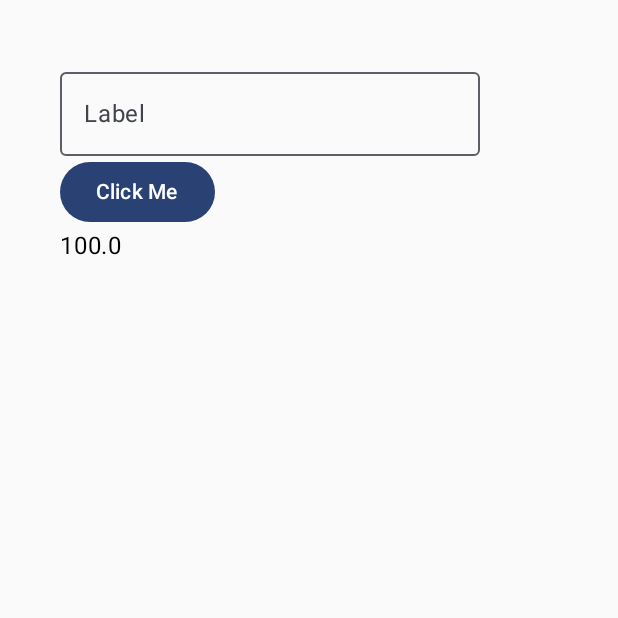
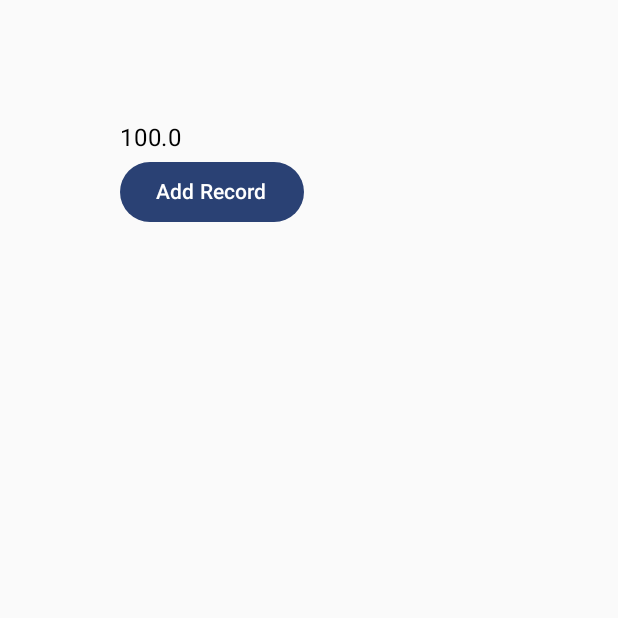
Before and after one commit to Ethanscharlie/Cash-On-Track, an Android app built with Jetpack Compose: the screen it shows after launch (MainActivity), on a phone screen of 412 x 824 dp, the top half of it. Run offline under Robolectric (Android 15) with nearby library versions, the phone set to English and light mode, and no system bars; libraries missing offline, so code that uses them is left out: androidx.test.core.

Commit message:
Can navigate between screens

```diff
--- a/app/build.gradle.kts
+++ b/app/build.gradle.kts
@@ -50,6 +50,7 @@ dependencies {
     implementation(libs.androidx.ui.tooling.preview)
     implementation(libs.androidx.material3)
     implementation(libs.androidx.core)
+    implementation(libs.androidx.navigation.compose.android)
     testImplementation(libs.junit)
     androidTestImplementation(libs.androidx.junit)
     androidTestImplementation(libs.androidx.espresso.core)
--- a/app/src/main/java/com/example/financemanager/MainActivity.kt
+++ b/app/src/main/java/com/example/financemanager/MainActivity.kt
@@ -4,6 +4,7 @@ import android.os.Bundle
 import androidx.activity.ComponentActivity
 import androidx.activity.compose.setContent
 import androidx.activity.enableEdgeToEdge
+import androidx.annotation.StringRes
 import androidx.compose.foundation.layout.Column
 import androidx.compose.foundation.layout.padding
 import androidx.compose.material3.Button
@@ -17,11 +18,21 @@ import androidx.compose.runtime.setValue
 import androidx.compose.ui.Modifier
 import androidx.compose.ui.tooling.preview.Preview
 import androidx.compose.ui.unit.dp
+import androidx.navigation.NavController
+import androidx.navigation.NavHostController
+import androidx.navigation.compose.NavHost
+import androidx.navigation.compose.composable
+import androidx.navigation.compose.currentBackStackEntryAsState
+import androidx.navigation.compose.rememberNavController
 import com.example.financemanager.ui.theme.FinanceManagerTheme
 import model.Tracker
 import model.Record
 import model.Database
 
+enum class Screen(@StringRes val title: Int) {
+    Balace(title = 0),
+    Record(title = 1)
+}
 
 class MainActivity : ComponentActivity() {
     override fun onCreate(savedInstanceState: Bundle?) {
@@ -37,10 +48,51 @@ class MainActivity : ComponentActivity() {
         enableEdgeToEdge()
         setContent {
             FinanceManagerTheme {
+                CashTrackerApp()
+            }
+        }
+    }
+}
+
+@Composable
+fun CashTrackerApp(
+    navController: NavHostController = rememberNavController()
+) {
+    NavHost(
+        navController = navController,
+        startDestination = Screen.Balace.name,
+        modifier = Modifier.padding(40.dp)
+    ) {
+        composable(route = Screen.Balace.name) {
+            BalanceView(navController)
+        }
+
+        composable(route = Screen.Record.name) {
+            RecordEntry(navController)
+        }
+    }
+}
+
+@Composable
+fun BalanceView(
+    navController: NavHostController
+) {
     Column (Modifier.padding(40.dp)) {
-                    var trackedValue by remember { mutableStateOf("") }
-                    trackedValue = Tracker.getBalanceOfTracker("MainTracker").toString();
+        Text(Tracker.getBalanceOfTracker("MainTracker").toString())
 
+        Button(onClick = {
+            navController.navigate(Screen.Record.name)
+        }) {
+            Text(text = "Add Record")
+        }
+    }
+}
+
+@Composable
+fun RecordEntry(
+    navController: NavHostController
+) {
+    Column (Modifier.padding(40.dp)) {
         var text by remember { mutableStateOf("") }
 
         OutlinedTextField (
@@ -52,15 +104,12 @@ class MainActivity : ComponentActivity() {
 
         Button(onClick = {
             Record.addRecord(text.toDouble(), "MainTracker");
-                        trackedValue = Tracker.getBalanceOfTracker("MainTracker").toString();
+            navController.popBackStack()
+//            trackedValue = Tracker.getBalanceOfTracker("MainTracker").toString();
         }) {
             Text(text = "Click Me")
         }
 
-                    Text(trackedValue)
-                }
-            }
-        }
     }
 }
 
--- a/gradle/libs.versions.toml
+++ b/gradle/libs.versions.toml
@@ -9,6 +9,7 @@ lifecycleRuntimeKtx = "2.6.1"
 activityCompose = "1.8.0"
 composeBom = "2024.09.00"
 core = "1.5.0"
+navigationComposeAndroid = "2.9.0"
 
 [libraries]
 androidx-core-ktx = { group = "androidx.core", name = "core-ktx", version.ref = "coreKtx" }
@@ -26,6 +27,7 @@ androidx-ui-test-manifest = { group = "androidx.compose.ui", name = "ui-test-man
 androidx-ui-test-junit4 = { group = "androidx.compose.ui", name = "ui-test-junit4" }
 androidx-material3 = { group = "androidx.compose.material3", name = "material3" }
 androidx-core = { group = "androidx.test", name = "core", version.ref = "core" }
+androidx-navigation-compose-android = { group = "androidx.navigation", name = "navigation-compose-android", version.ref = "navigationComposeAndroid" }
 
 [plugins]
 android-application = { id = "com.android.application", version.ref = "agp" }
```
Lines whose indentation alone changed are shown as unchanged.
